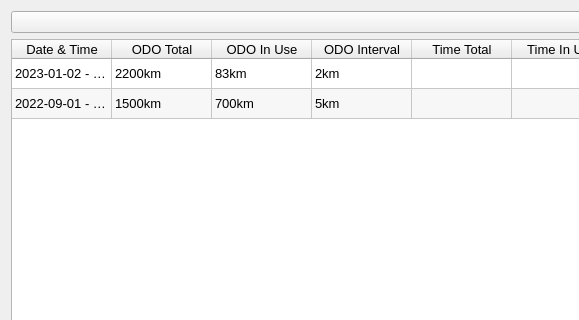
masc4ii/WaoStats, file ServiceDialog.ui: the form before one commit; both pictures show x 0 to 579 and y 0 to 320 of the 933 by 610 pixel window.
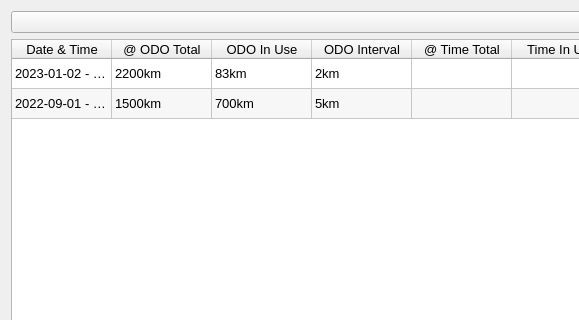
The form after the commit. Icons and pictures are not drawn.

Commit message: Change service table column titles

```diff
--- a/ServiceDialog.ui
+++ b/ServiceDialog.ui
@@ -56,7 +56,7 @@
      </column>
      <column>
       <property name="text">
-       <string>ODO Total</string>
+       <string>@ ODO Total</string>
       </property>
      </column>
      <column>
@@ -71,7 +71,7 @@
      </column>
      <column>
       <property name="text">
-       <string>Time Total</string>
+       <string>@ Time Total</string>
       </property>
      </column>
      <column>
```
